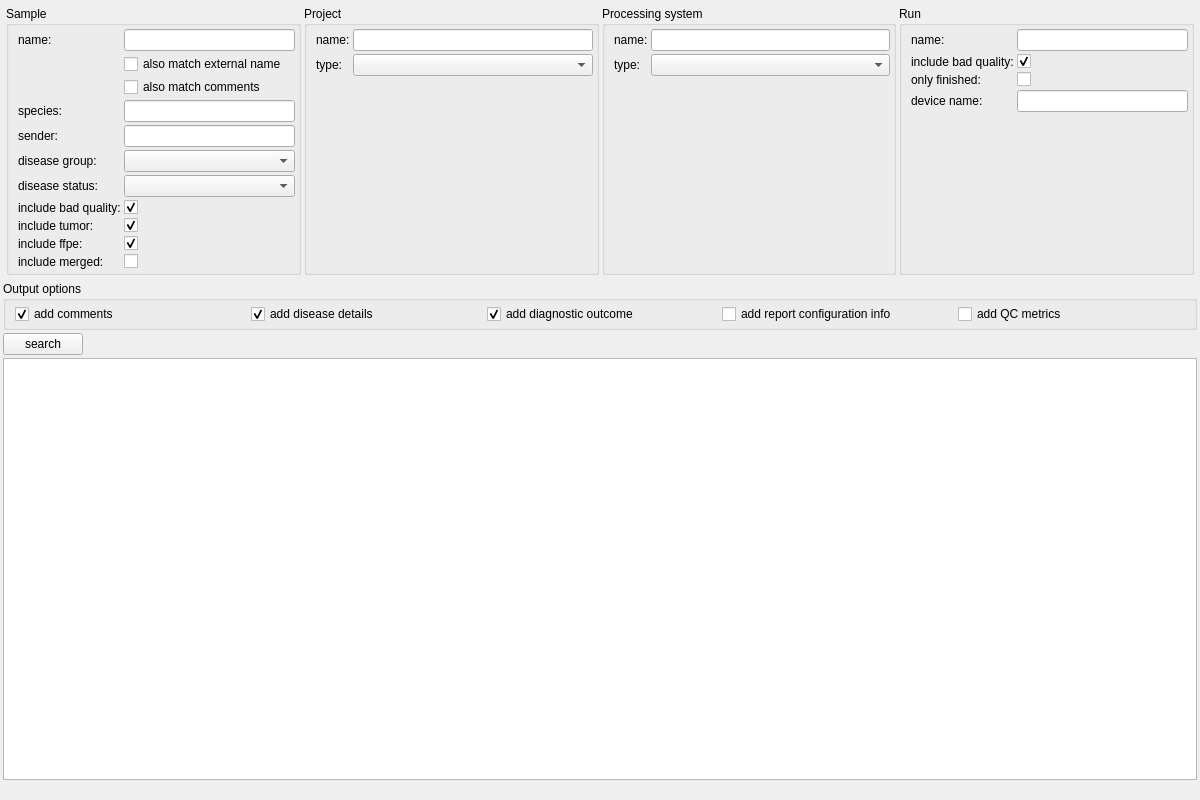
Above: src/GSvar/SampleSearchWidget.ui from imgag/ngs-bits before the change. Below: the same form after it.
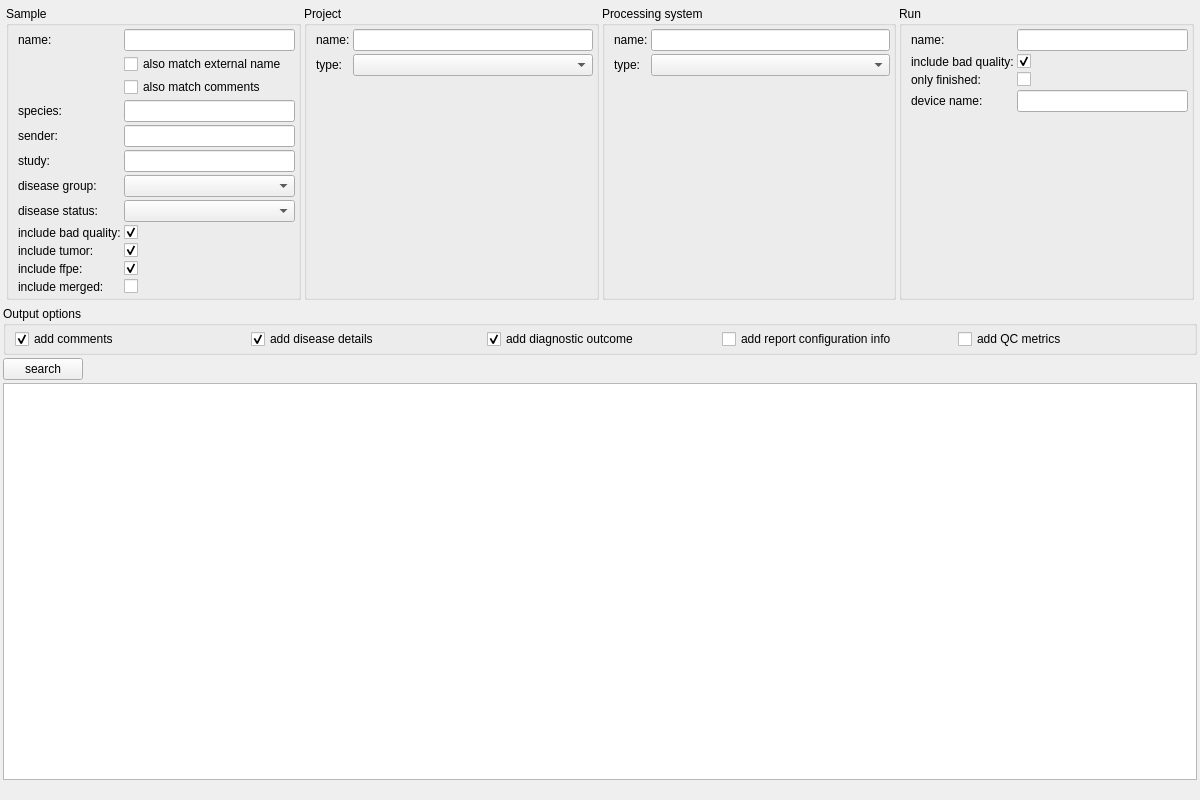
That is the form after the change. Icons and pictures are not drawn. Custom widgets are drawn as their Qt base class.

Commit message: NGSD/GSvar: Added studies (processed samples can be assigned to several studies).

The edit to the form file:
```diff
--- a/src/GSvar/SampleSearchWidget.ui
+++ b/src/GSvar/SampleSearchWidget.ui
@@ -86,7 +86,7 @@
           </property>
          </widget>
         </item>
-        <item row="7" column="0">
+        <item row="8" column="0">
          <widget class="QLabel" name="label_5">
           <property name="text">
            <string>include bad quality:</string>
@@ -96,14 +96,14 @@
         <item row="3" column="1">
          <widget class="DBSelector" name="s_species"/>
         </item>
-        <item row="8" column="0">
+        <item row="9" column="0">
          <widget class="QLabel" name="label_6">
           <property name="text">
            <string>include tumor:</string>
           </property>
          </widget>
         </item>
-        <item row="9" column="0">
+        <item row="10" column="0">
          <widget class="QLabel" name="label_7">
           <property name="text">
            <string>include ffpe:</string>
@@ -120,7 +120,7 @@
         <item row="0" column="1">
          <widget class="DBSelector" name="s_name"/>
         </item>
-        <item row="9" column="1">
+        <item row="10" column="1">
          <widget class="QCheckBox" name="s_ffpe">
           <property name="text">
            <string/>
@@ -130,7 +130,7 @@
           </property>
          </widget>
         </item>
-        <item row="8" column="1">
+        <item row="9" column="1">
          <widget class="QCheckBox" name="s_tumor">
           <property name="text">
            <string/>
@@ -140,7 +140,7 @@
           </property>
          </widget>
         </item>
-        <item row="7" column="1">
+        <item row="8" column="1">
          <widget class="QCheckBox" name="s_bad_quality">
           <property name="text">
            <string/>
@@ -150,38 +150,38 @@
           </property>
          </widget>
         </item>
-        <item row="10" column="0">
+        <item row="11" column="0">
          <widget class="QLabel" name="label_12">
           <property name="text">
            <string>include merged:</string>
           </property>
          </widget>
         </item>
-        <item row="10" column="1">
+        <item row="11" column="1">
          <widget class="QCheckBox" name="s_merged">
           <property name="text">
            <string/>
           </property>
          </widget>
         </item>
-        <item row="5" column="0">
+        <item row="6" column="0">
          <widget class="QLabel" name="label_14">
           <property name="text">
            <string>disease group:</string>
           </property>
          </widget>
         </item>
-        <item row="6" column="0">
+        <item row="7" column="0">
          <widget class="QLabel" name="label_15">
           <property name="text">
            <string>disease status:</string>
           </property>
          </widget>
         </item>
-        <item row="5" column="1">
-         <widget class="QComboBox" name="s_disease_group"/>
-        </item>
         <item row="6" column="1">
+         <widget class="QComboBox" name="s_disease_group"/>
+        </item>
+        <item row="7" column="1">
          <widget class="QComboBox" name="s_disease_status"/>
         </item>
         <item row="1" column="1">
@@ -201,9 +201,6 @@
           </property>
          </widget>
         </item>
-        <item row="4" column="1">
-         <widget class="DBSelector" name="s_sender"/>
-        </item>
         <item row="4" column="0">
          <widget class="QLabel" name="label_17">
           <property name="text">
@@ -211,6 +208,19 @@
           </property>
          </widget>
         </item>
+        <item row="5" column="0">
+         <widget class="QLabel" name="label_18">
+          <property name="text">
+           <string>study:</string>
+          </property>
+         </widget>
+        </item>
+        <item row="4" column="1">
+         <widget class="DBSelector" name="s_sender"/>
+        </item>
+        <item row="5" column="1">
+         <widget class="DBSelector" name="s_study"/>
+        </item>
        </layout>
       </widget>
      </item>
```
The commit also changes 16 other files.
